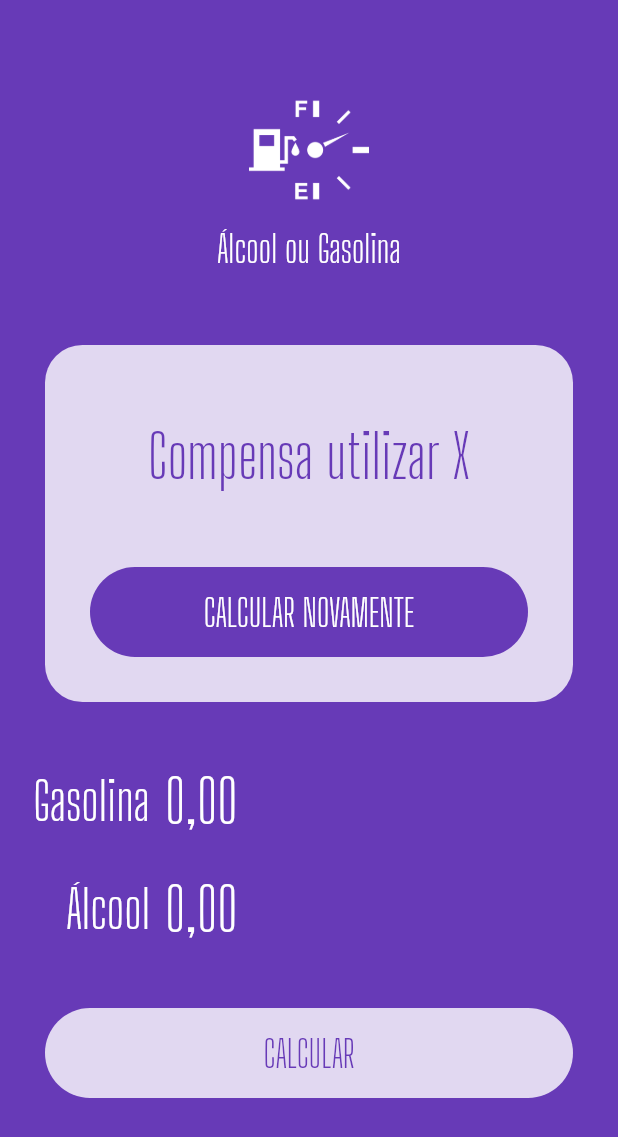
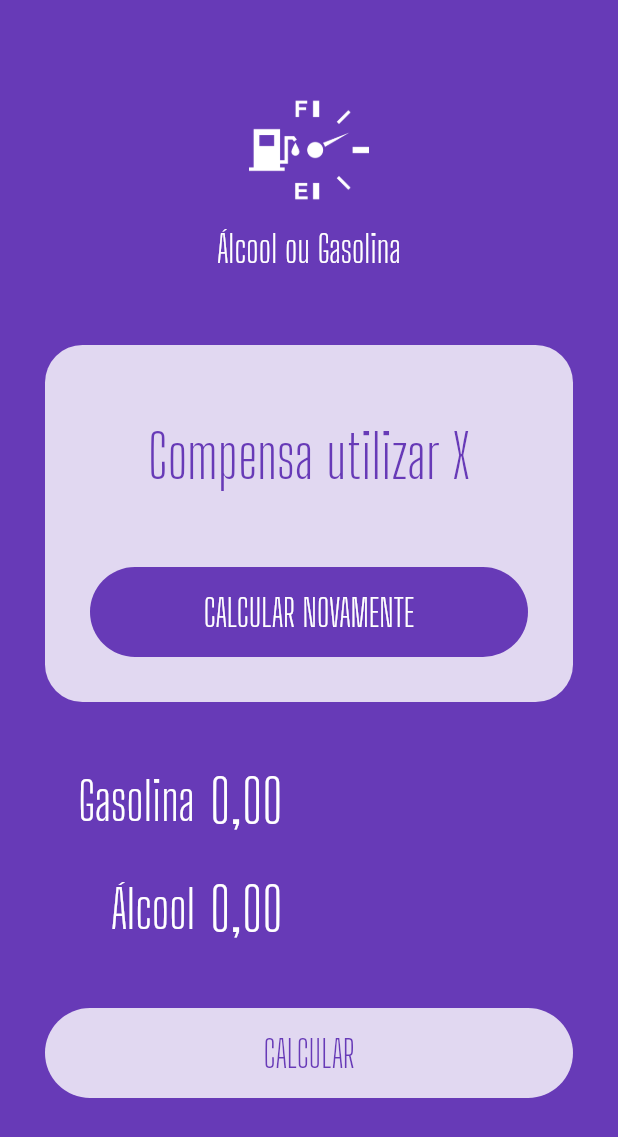
Before and after one commit to Douglas-code/aog_app, a Flutter app: the screen it shows after launch, on a phone screen of 412 x 824 dp. Shown: the top 1137 px of the screen. Run offline on Flutter 3.47's test engine with Material 2 defaults, Android fonts, the phone set to English and light mode, and no system bars; our stand-ins replace flutter_masked_text.

Commit message:
criando widget(submit form).

```diff
--- a/lib/main.dart
+++ b/lib/main.dart
@@ -1,6 +1,7 @@
 import 'package:aog/widgets/input.widget.dart';
 import 'package:aog/widgets/loading-button.widget.dart';
 import 'package:aog/widgets/logo.widget.dart';
+import 'package:aog/widgets/submit-form.dart';
 import 'package:aog/widgets/success.widget.dart';
 import 'package:flutter/material.dart';
 import 'package:flutter_masked_text/flutter_masked_text.dart';
@@ -39,19 +40,11 @@ class HomePage extends StatelessWidget {
             result: "Compensa utilizar X",
             reset: () {},
           ),
-          Input(
-            controller: _gasolinaController,
-            label: "Gasolina",
-          ),
-          Input(
-            controller: _alcoolController,
-            label: "Álcool",
-          ),
-          LoadingButton(
+          SubmitForm(
+            gasController: _gasolinaController,
+            alcController: _alcoolController,
             busy: false,
-            invert: false,
-            func: () {},
-            text: "CALCULAR",
+            subimitFunc: () {},
           ),
         ],
       ),
--- /dev/null
+++ b/lib/widgets/submit-form.dart
@@ -0,0 +1,56 @@
+import 'package:aog/widgets/input.widget.dart';
+import 'package:flutter/material.dart';
+import 'package:flutter_masked_text/flutter_masked_text.dart';
+
+import 'loading-button.widget.dart';
+
+class SubmitForm extends StatelessWidget {
+  MoneyMaskedTextController gasController = new MoneyMaskedTextController();
+  MoneyMaskedTextController alcController = new MoneyMaskedTextController();
+  bool busy = false;
+  Function subimitFunc;
+
+  SubmitForm({
+    @required this.gasController,
+    @required this.alcController,
+    @required this.busy,
+    @required this.subimitFunc,
+  });
+
+  @override
+  Widget build(BuildContext context) {
+    return Column(
+      children: <Widget>[
+        Padding(
+          padding: EdgeInsets.only(
+            left: 30,
+            right: 30,
+          ),
+          child: Input(
+            controller: gasController,
+            label: "Gasolina",
+          ),
+        ),
+        Padding(
+          padding: EdgeInsets.only(
+            left: 30,
+            right: 30,
+          ),
+          child: Input(
+            controller: alcController,
+            label: "Álcool",
+          ),
+        ),
+        SizedBox(
+          width: 25,
+        ),
+        LoadingButton(
+          busy: busy,
+          invert: false,
+          func: subimitFunc,
+          text: "CALCULAR",
+        ),
+      ],
+    );
+  }
+}
```
